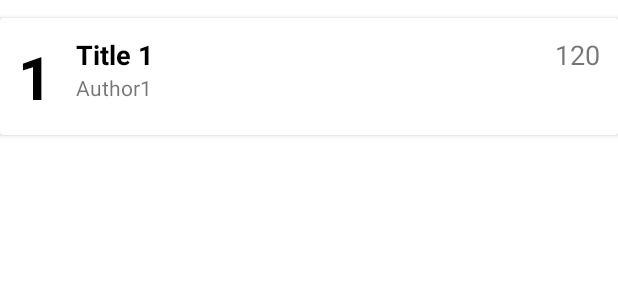
After one commit to bennyfajri/CRUD_SQLite, an Android app: the layout item_data.xml on its own in the app's theme, with its tools: preview values and no code run, on a phone screen of 412 x 824 dp. The commit adds this screen. Shown: the top 300 px of the screen. Run offline under Robolectric (Android 15) with nearby library versions, the phone set to English and light mode, and no system bars.

Commit message:
Show all data on recyclerview

```diff
--- /dev/null
+++ b/app/src/main/res/layout/item_data.xml
@@ -0,0 +1,67 @@
+<?xml version="1.0" encoding="utf-8"?>
+<androidx.cardview.widget.CardView xmlns:android="http://schemas.android.com/apk/res/android"
+    xmlns:app="http://schemas.android.com/apk/res-auto"
+    android:layout_width="match_parent"
+    android:layout_height="wrap_content"
+    xmlns:tools="http://schemas.android.com/tools"
+    android:layout_marginTop="12dp">
+
+    <androidx.constraintlayout.widget.ConstraintLayout
+        android:layout_width="match_parent"
+        android:layout_height="wrap_content"
+        android:orientation="vertical"
+        android:padding="12dp">
+
+        <TextView
+            android:id="@+id/tvID"
+            android:layout_width="wrap_content"
+            android:layout_height="wrap_content"
+            android:textColor="@color/black"
+            android:textSize="40sp"
+            android:textStyle="bold"
+            app:layout_constraintBottom_toBottomOf="parent"
+            app:layout_constraintStart_toStartOf="parent"
+            app:layout_constraintTop_toTopOf="parent"
+            tools:text="1"
+            android:paddingEnd="16dp"/>
+
+        <TextView
+            android:id="@+id/tvTitle"
+            android:layout_width="wrap_content"
+            android:layout_height="wrap_content"
+            app:layout_constraintStart_toEndOf="@+id/tvID"
+            app:layout_constraintTop_toTopOf="@+id/tvID"
+            tools:text="Title 1"
+            android:textStyle="bold"
+            android:textColor="@color/black"
+            android:textSize="18sp"/>
+
+        <TextView
+            android:id="@+id/tvAuthor"
+            android:layout_width="wrap_content"
+            android:layout_height="wrap_content"
+            android:text="Author1"
+            app:layout_constraintStart_toEndOf="@+id/tvID"
+            app:layout_constraintTop_toBottomOf="@+id/tvTitle" />
+
+        <TextView
+            android:id="@+id/tvPages"
+            android:layout_width="wrap_content"
+            android:layout_height="wrap_content"
+            android:text="120"
+            android:textSize="18sp"
+            app:layout_constraintEnd_toEndOf="parent"
+            app:layout_constraintTop_toTopOf="parent" />
+
+
+
+
+
+
+
+
+    </androidx.constraintlayout.widget.ConstraintLayout>
+
+
+
+</androidx.cardview.widget.CardView>
```
Also changed, not shown: app/src/main/java/com/example/crud_sqlite/CustomAdapter.kt (added, +50 -0 lines), app/src/main/java/com/example/crud_sqlite/MainActivity.kt (+36 -0 lines), app/src/main/java/com/example/crud_sqlite/MyDatabaseHelper.kt (+14 -1 lines).
